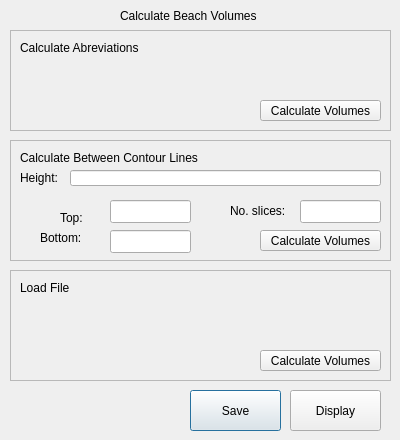
SuzanaLucia/qCMAT, file plugins/qCMAT/ui/ccVolumeTool.ui: the form before one commit.
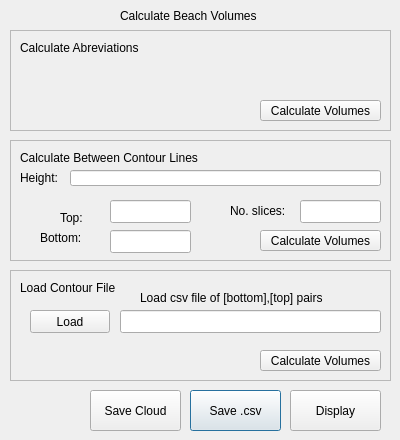
The form after the commit.

```diff
--- a/plugins/qCMAT/ui/ccVolumeTool.ui
+++ b/plugins/qCMAT/ui/ccVolumeTool.ui
@@ -26,7 +26,7 @@
     <string>Save results as CSV file</string>
    </property>
    <property name="text">
-    <string>Save</string>
+    <string>Save .csv</string>
    </property>
   </widget>
   <widget class="QPushButton" name="DisplayVolume">
@@ -266,12 +266,12 @@
      <rect>
       <x>10</x>
       <y>10</y>
-      <width>59</width>
-      <height>15</height>
+      <width>111</width>
+      <height>16</height>
      </rect>
     </property>
     <property name="text">
-     <string>Load File</string>
+     <string>Load Contour File</string>
     </property>
    </widget>
    <widget class="QPushButton" name="CalcLoadFile">
@@ -287,6 +287,61 @@
      <string>Calculate Volumes</string>
     </property>
    </widget>
+   <widget class="QLineEdit" name="CFileName">
+    <property name="geometry">
+     <rect>
+      <x>110</x>
+      <y>40</y>
+      <width>261</width>
+      <height>23</height>
+     </rect>
+    </property>
+   </widget>
+   <widget class="QPushButton" name="LoadCFile">
+    <property name="geometry">
+     <rect>
+      <x>20</x>
+      <y>40</y>
+      <width>80</width>
+      <height>23</height>
+     </rect>
+    </property>
+    <property name="toolTip">
+     <string>Load contours from csv file</string>
+    </property>
+    <property name="text">
+     <string>Load</string>
+    </property>
+   </widget>
+   <widget class="QLabel" name="label_9">
+    <property name="geometry">
+     <rect>
+      <x>130</x>
+      <y>20</y>
+      <width>221</width>
+      <height>16</height>
+     </rect>
+    </property>
+    <property name="text">
+     <string>Load csv file of [bottom],[top] pairs</string>
+    </property>
+   </widget>
+  </widget>
+  <widget class="QPushButton" name="SaveCloudCont">
+   <property name="geometry">
+    <rect>
+     <x>90</x>
+     <y>390</y>
+     <width>91</width>
+     <height>41</height>
+    </rect>
+   </property>
+   <property name="toolTip">
+    <string>Save results as CSV file</string>
+   </property>
+   <property name="text">
+    <string>Save Cloud</string>
+   </property>
   </widget>
  </widget>
  <layoutdefault spacing="6" margin="11"/>
```
